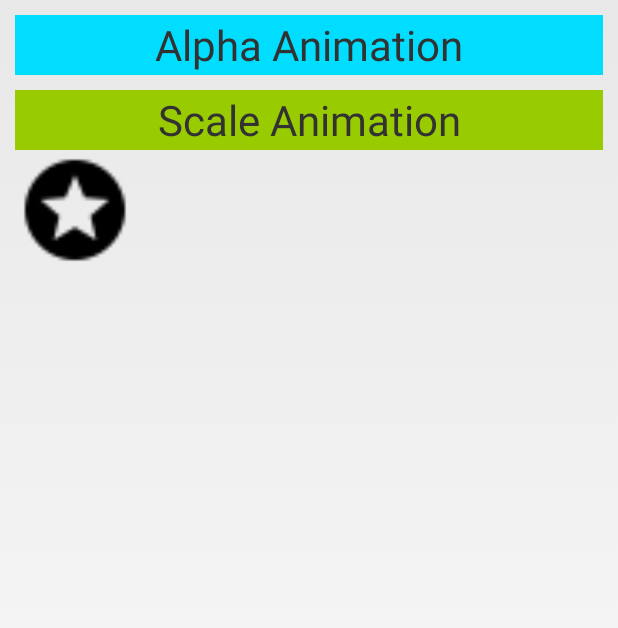
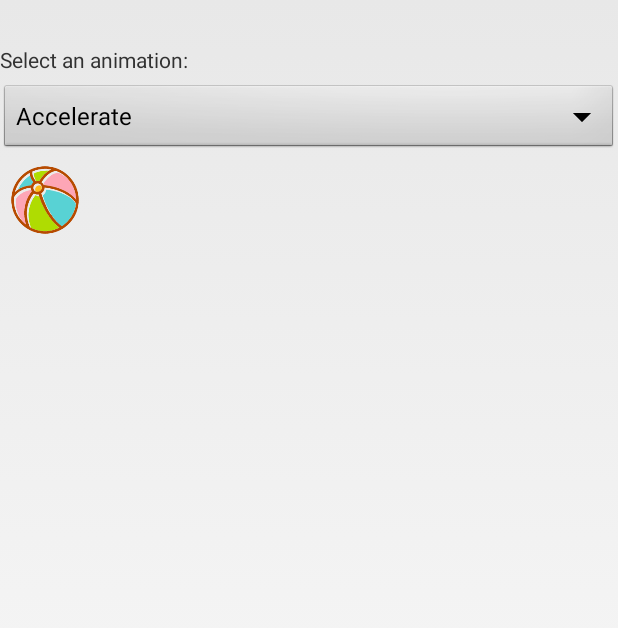
Before and after one commit to M-Ellen/AnimationDemo, an Android app: the InterpolatorTestActivity screen opened directly, with no data from a screen before it, on a phone screen of 412 x 824 dp. Shown: the top 628 px of the screen. Run offline under Robolectric (Android 15) with nearby library versions, the phone set to English and light mode, and no system bars.

Commit message:
add Interpolator Test animation

```diff
--- a/app/src/main/java/com/example/animation/InterpolatorTestActivity.java
+++ b/app/src/main/java/com/example/animation/InterpolatorTestActivity.java
@@ -2,13 +2,83 @@ package com.example.animation;
 
 import android.app.Activity;
 import android.os.Bundle;
+import android.view.View;
+import android.view.animation.Animation;
+import android.view.animation.AnimationUtils;
+import android.view.animation.TranslateAnimation;
+import android.widget.AdapterView;
+import android.widget.ArrayAdapter;
+import android.widget.Spinner;
 
 
-public class InterpolatorTestActivity extends Activity {
+public class InterpolatorTestActivity extends Activity implements AdapterView.OnItemSelectedListener
+{
+    private static final String[] INTERPOLATORS = {
+            "Accelerate", "Decelerate", "Accelerate/Decelerate",
+            "Anticipate", "Overshoot", "Anticipate/Overshoot",
+            "Linear","Bounce","CycleInterpolator"};
 
     @Override
     protected void onCreate(Bundle savedInstanceState) {
         super.onCreate(savedInstanceState);
         setContentView(R.layout.activity_interpolator_test);
+
+        Spinner s = (Spinner) findViewById(R.id.spinner);
+        ArrayAdapter<String> adapter = new ArrayAdapter<String>(this,android.R.layout.simple_spinner_item, INTERPOLATORS);
+        adapter.setDropDownViewResource(android.R.layout.simple_spinner_dropdown_item);
+        s.setAdapter(adapter);
+        s.setOnItemSelectedListener(this);
+    }
+
+    @Override
+    public void onItemSelected(AdapterView<?> parent, View view, int position, long id)
+    {
+        final View target = findViewById(R.id.target);
+        final View targetParent = (View) target.getParent();
+
+        Animation a = new TranslateAnimation(0.0f, 0.0f, 0.0f,
+                targetParent.getHeight() - target.getY() - target.getHeight() - targetParent.getPaddingBottom());
+        a.setDuration(1000);
+        a.setStartOffset(300);
+        a.setRepeatMode(Animation.RESTART);
+        a.setRepeatCount(Animation.INFINITE);
+
+        switch (position) {
+            case 0:
+                a.setInterpolator(AnimationUtils.loadInterpolator(this,android.R.anim.accelerate_interpolator));
+//                a.setInterpolator(new AccelerateDecelerateInterpolator());
+                break;
+            case 1:
+                a.setInterpolator(AnimationUtils.loadInterpolator(this,android.R.anim.decelerate_interpolator));
+                break;
+            case 2:
+                a.setInterpolator(AnimationUtils.loadInterpolator(this,android.R.anim.accelerate_decelerate_interpolator));
+                break;
+            case 3:
+                a.setInterpolator(AnimationUtils.loadInterpolator(this,android.R.anim.anticipate_interpolator));
+                break;
+            case 4:
+                a.setInterpolator(AnimationUtils.loadInterpolator(this,android.R.anim.overshoot_interpolator));
+                break;
+            case 5:
+                a.setInterpolator(AnimationUtils.loadInterpolator(this,android.R.anim.anticipate_overshoot_interpolator));
+                break;
+            case 6:
+                a.setInterpolator(AnimationUtils.loadInterpolator(this,android.R.anim.linear_interpolator));
+                break;
+            case 7:
+                a.setInterpolator(AnimationUtils.loadInterpolator(this,android.R.anim.bounce_interpolator));
+                break;
+            case 8:
+                a.setInterpolator(AnimationUtils.loadInterpolator(this,android.R.anim.cycle_interpolator));
+                break;
+             }
+        target.startAnimation(a);
+    }
+
+    @Override
+    public void onNothingSelected(AdapterView<?> parent)
+    {
+
     }
 }
--- a/app/src/main/java/com/example/animation/TranslateTestActivity.java
+++ b/app/src/main/java/com/example/animation/TranslateTestActivity.java
@@ -1,12 +1,9 @@
 package com.example.animation;
 
 
-import android.util.Log;
 import android.view.animation.Animation;
 import android.view.animation.AnimationUtils;
 import android.view.animation.TranslateAnimation;
-
-import static android.content.ContentValues.TAG;
 
 public class TranslateTestActivity extends BaseActivity {
 
--- a/app/src/main/res/layout/activity_interpolator_test.xml
+++ b/app/src/main/res/layout/activity_interpolator_test.xml
@@ -5,33 +5,26 @@
     android:layout_width="match_parent"
     android:layout_height="match_parent"
     android:orientation="vertical"
-    android:padding="10dp"
+    android:paddingTop="10dp"
     tools:context="com.example.animation.InterpolatorTestActivity">
 
     <TextView
-        android:id="@+id/tv_linear"
-        android:gravity="center"
         android:layout_width="match_parent"
-        android:layout_height="40dp"
-        android:text="Alpha Animation"
-        android:background="@android:color/holo_blue_bright"
-        android:textSize="28sp"/>
+        android:layout_height="wrap_content"
+        android:layout_marginTop="20dip"
+        android:layout_marginBottom="5dip"
+        android:text="Select an animation:" />
 
-    <TextView
-        android:id="@+id/tv_scale"
-        android:gravity="center"
+    <Spinner
+        android:id="@+id/spinner"
+        android:spinnerMode="dropdown"
         android:layout_width="match_parent"
-        android:layout_height="40dp"
-        android:layout_marginTop="10dp"
-        android:text="Scale Animation"
-        android:background="@android:color/holo_green_light"
-        android:textSize="28sp"/>
-
+        android:layout_height="wrap_content" />
 
     <ImageView
-        android:id="@+id/iv_test_Inter"
-        android:src="@mipmap/ic_stars"
-        android:layout_width="80dp"
-        android:layout_height="80dp"/>
+        android:id="@+id/target"
+        android:src="@mipmap/ball"
+        android:layout_width="60dp"
+        android:layout_height="60dp"/>
 
 </LinearLayout>
```
Also changed, not shown: app/src/main/java/com/example/animation/ScaleTestActivity.java (+0 -7 lines), app/src/main/res/mipmap-hdpi/ball.png (added), app/src/main/res/mipmap-hdpi/ic_stars.png (deleted).
